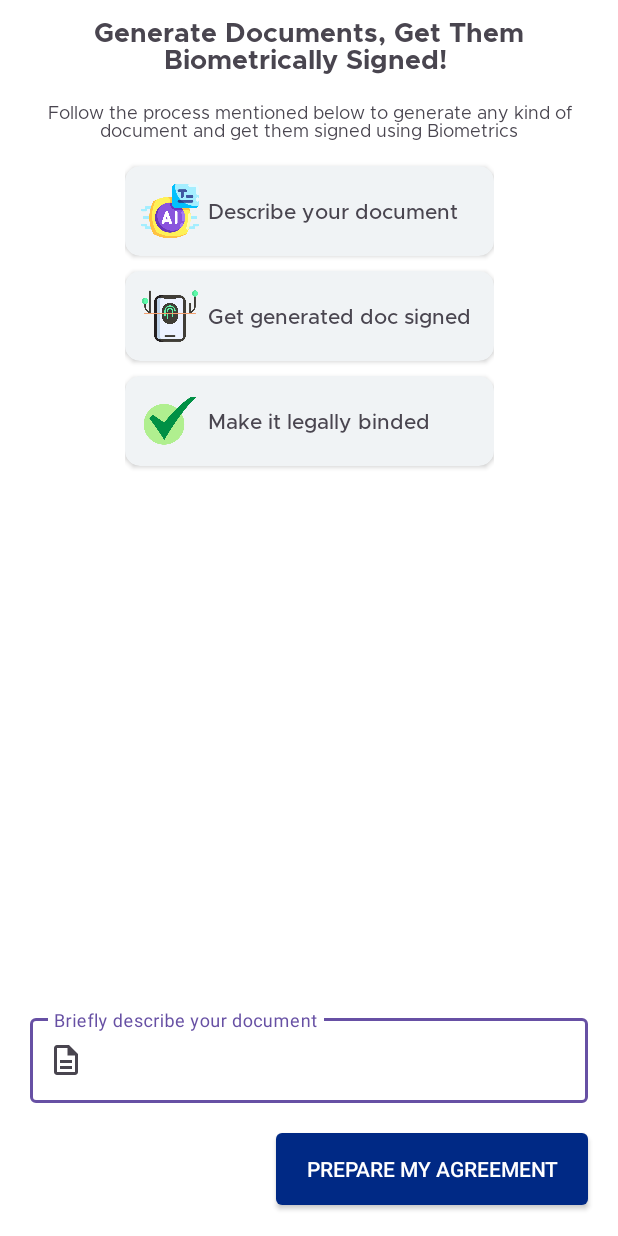
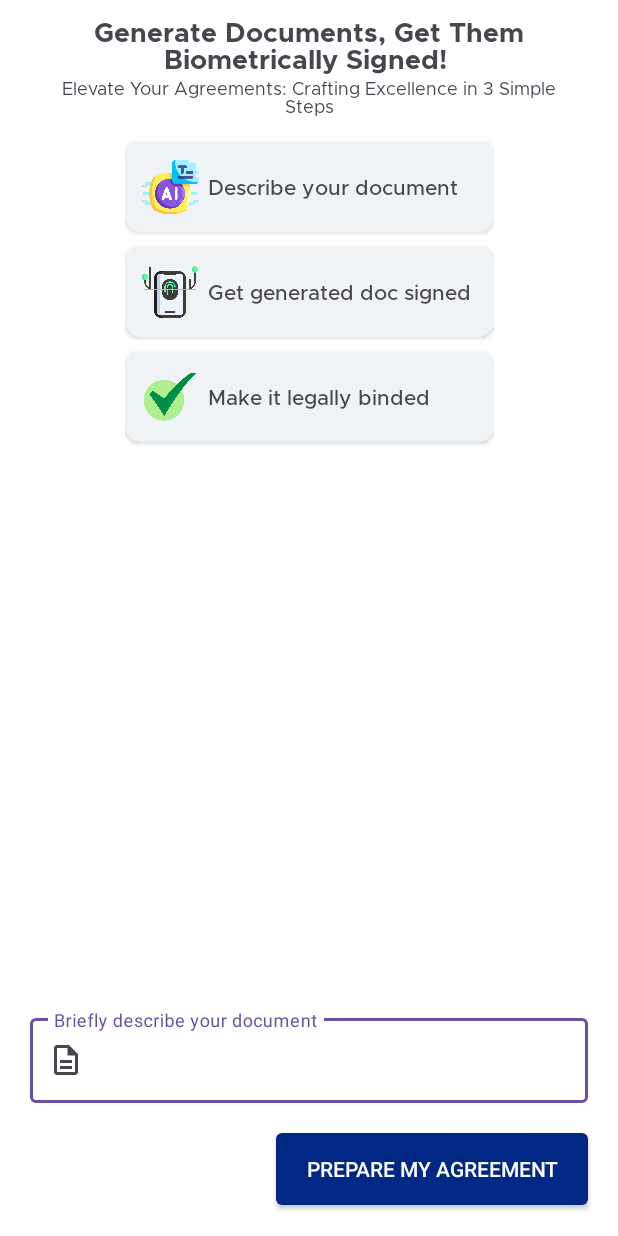
Before and after one commit to aniketk13/LegalVault, an Android app: the fragment GenerateNewDocument shown on its own in the app's theme, on a phone screen of 412 x 824 dp. Run offline under Robolectric (Android 15) with nearby library versions, the phone set to English and light mode, and no system bars; our stand-ins replace Timber.

Commit message:
ui changes and doc name space removal

```diff
--- a/app/src/main/res/layout/fragment_generate_new_document.xml
+++ b/app/src/main/res/layout/fragment_generate_new_document.xml
@@ -23,7 +23,7 @@
                 android:fontFamily="@font/metropolis_bold"
                 android:gravity="center"
                 android:paddingHorizontal="10dp"
-                android:paddingVertical="10dp"
+                android:paddingTop="10dp"
                 android:text="Generate Documents, Get Them Biometrically Signed! "
                 android:textSize="18sp"
                 app:layout_constraintEnd_toEndOf="parent"
@@ -37,8 +37,8 @@
                 android:fontFamily="@font/metropolis_regular"
                 android:gravity="center"
                 android:paddingHorizontal="30dp"
-                android:paddingVertical="6dp"
-                android:text="Follow the process mentioned below to generate any kind of document and get them signed using Biometrics"
+                android:paddingBottom="6dp"
+                android:text="Elevate Your Agreements: Crafting Excellence in 3 Simple Steps"
                 android:textSize="12sp"
                 app:layout_constraintBottom_toTopOf="@id/documentGenreationFlow"
                 app:layout_constraintEnd_toEndOf="parent"
@@ -48,7 +48,7 @@
             <include
                 android:id="@+id/documentGenreationFlow"
                 layout="@layout/genereate_doment_flow"
-                android:layout_width="wrap_content"
+                android:layout_width="match_parent"
                 android:layout_height="wrap_content"
                 app:layout_constraintEnd_toEndOf="parent"
                 app:layout_constraintStart_toStartOf="parent"
--- a/app/src/main/res/layout/signer_container.xml
+++ b/app/src/main/res/layout/signer_container.xml
@@ -8,6 +8,7 @@
         android:layout_width="match_parent"
         android:layout_height="wrap_content"
         android:layout_marginHorizontal="10dp"
+        android:layout_marginTop="10dp"
         app:cardCornerRadius="10dp"
         app:layout_constraintEnd_toEndOf="parent"
         app:layout_constraintStart_toStartOf="parent"
@@ -26,7 +27,7 @@
             <com.google.android.material.textfield.TextInputLayout
                 android:id="@+id/inputEmailPrompt"
                 android:layout_width="150dp"
-                android:layout_height="wrap_content"
+                android:layout_height="60dp"
                 android:inputType="textEmailAddress"
                 app:layout_constraintEnd_toStartOf="@id/inputNamePrompt"
                 app:layout_constraintStart_toStartOf="parent"
@@ -42,7 +43,7 @@
             <com.google.android.material.textfield.TextInputLayout
                 android:id="@+id/inputNamePrompt"
                 android:layout_width="150dp"
-                android:layout_height="wrap_content"
+                android:layout_height="60dp"
                 android:inputType="text"
                 app:layout_constraintEnd_toEndOf="parent"
                 app:layout_constraintStart_toEndOf="@id/inputEmailPrompt"
--- a/app/src/main/res/values/styles.xml
+++ b/app/src/main/res/values/styles.xml
@@ -60,14 +60,14 @@
     </style>
 
     <style name="MyTabAppearance" parent="@android:style/TextAppearance.Widget.TabWidget">
-        <item name="tabSelectedTextColor">@color/lightblue_app</item>
+        <item name="tabSelectedTextColor">@color/medium_darkblue_app</item>
         <item name="android:textSize">16sp</item>
         <item name="tabPaddingStart">6dp</item>
         <item name="android:textColor">#808080</item>
         <item name="tabPaddingEnd">6dp</item>
         <item name="tabIndicator">@drawable/tab_indicator_line</item>
         <item name="tabMode">auto</item>
-        <item name="tabIndicatorColor">@color/lightblue_app</item>
+        <item name="tabIndicatorColor">@color/medium_darkblue_app</item>
         <item name="tabTextColor">@color/tabs_heading</item>
         <item name="tabIndicatorHeight">@dimen/spacing_minimum_4dp</item>
     </style>
```
Also changed, not shown: app/src/main/java/com/teamdefine/legalvault/main/home/generate/GenerateNewDocument.kt (+4 -3 lines), app/src/main/java/com/teamdefine/legalvault/main/review/ReviewAgreement.kt (+12 -9 lines), app/src/main/res/layout/fragment_home.xml (+5 -4 lines), app/src/main/res/layout/fragment_review_agreement.xml (+6 -6 lines), app/src/main/res/navigation/nav_graph.xml (+12 -3 lines).
